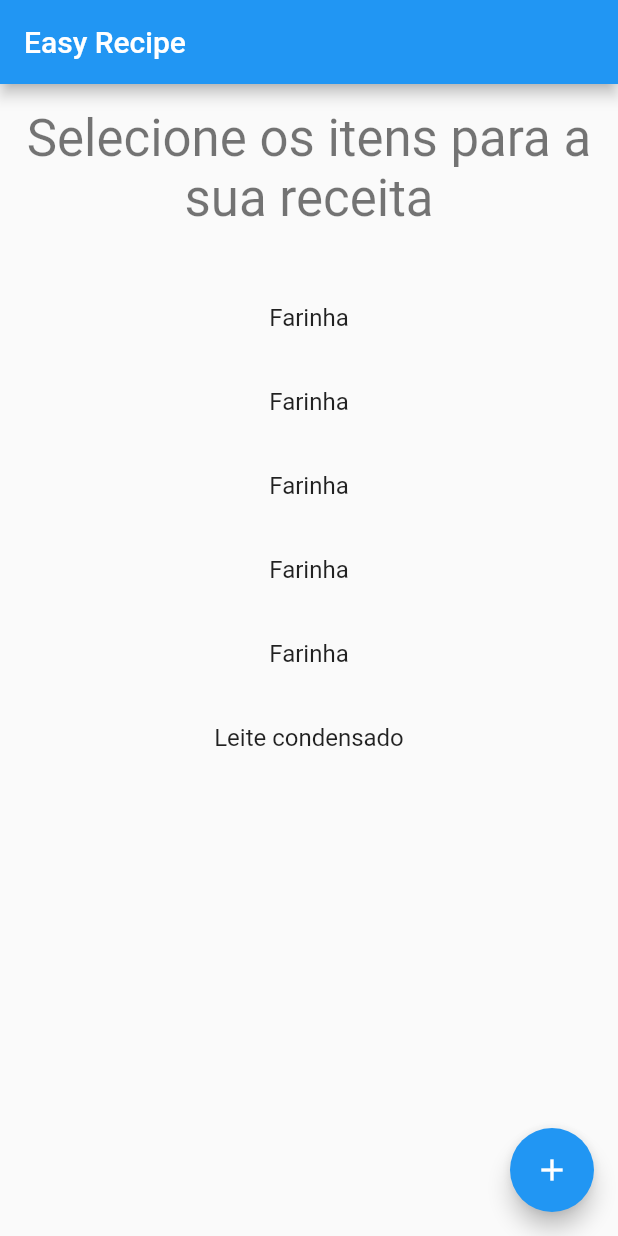
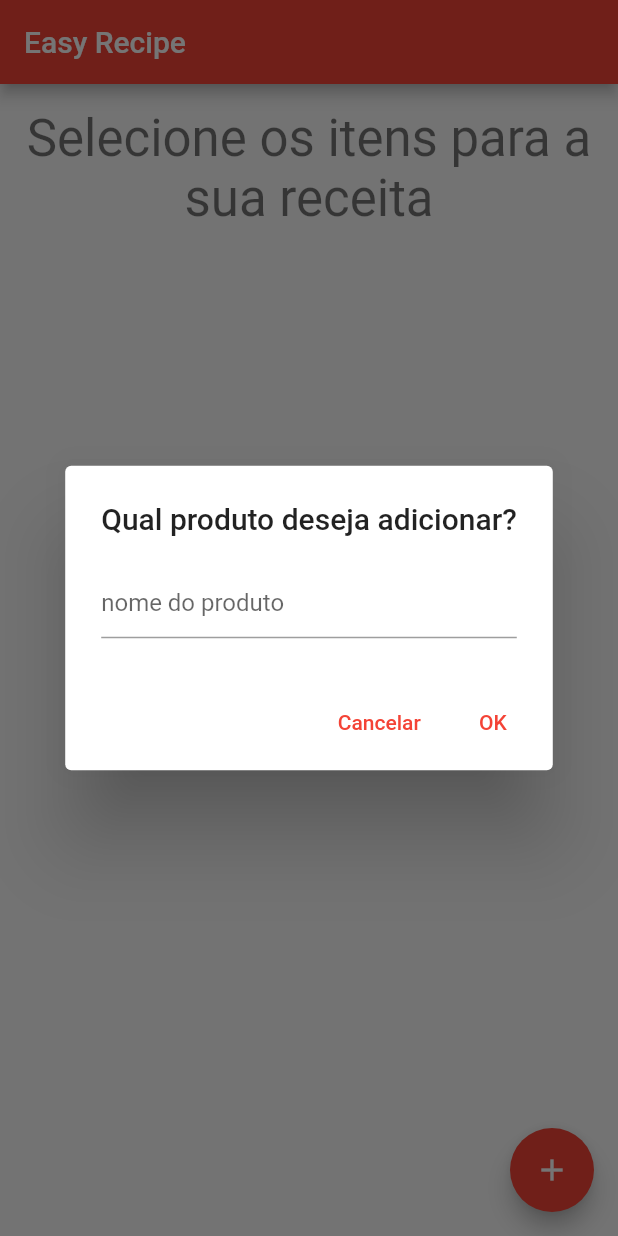
Before and after one commit to ApoloRossi/recipe, a Flutter app: the screen it shows after launch, after a tap on the "add" icon, on a phone screen of 412 x 824 dp. Run offline on Flutter 3.47's test engine with Material 2 defaults, Android fonts, the phone set to English and light mode, and no system bars.

Commit message:
feat: Exibicao de Dialog que insere um novo ingrediente na lista. Mudanca do tema para a cor vermelha.

```diff
--- a/lib/main.dart
+++ b/lib/main.dart
@@ -13,7 +13,7 @@ class MyApp extends StatelessWidget {
     return MaterialApp(
       title: 'Easy Recipe',
       theme: ThemeData(
-        primarySwatch: Colors.blue,
+        primarySwatch: Colors.red,
       ),
       home: const MyHomePage(title: 'Easy Recipe'),
     );
--- a/lib/screens/ingredients_screen.dart
+++ b/lib/screens/ingredients_screen.dart
@@ -12,6 +12,8 @@ class _MyHomePageState extends State<MyHomePage> {
 
   List<String> ingredientList = List.empty(growable: true);
 
+  final TextEditingController _textFieldController = TextEditingController();
+
   @override
   void initState() {
     // TODO: implement initState
@@ -21,11 +23,11 @@ class _MyHomePageState extends State<MyHomePage> {
 
   void fetchIngredientFromDataBase() {
     //TODO: Fetch from Database
-    for(int i = 0; i < 5; i++) {
+    /*for(int i = 0; i < 15; i++) {
       ingredientList.add(
           'Farinha'
       );
-    }
+    }*/
   }
 
   List<Widget> _provideWidgetItems() {
@@ -38,10 +40,41 @@ class _MyHomePageState extends State<MyHomePage> {
     return widgets;
   }
 
-  void _addNewIngredient() {
-    setState(() {
-      ingredientList.add("Leite condensado");
-    });
+  Future<void> _displayTextInputDialog(BuildContext context) async {
+    return showDialog(
+        context: context,
+        builder: (context) {
+          return AlertDialog(
+            title: Text('Qual produto deseja adicionar?'),
+            content: TextField(
+              controller: _textFieldController,
+              decoration: InputDecoration(hintText: "nome do produto"),
+            ),
+            actions: <Widget>[
+              TextButton(
+                child: Text('Cancelar'),
+                onPressed: () {
+                  setState(() {
+                    Navigator.pop(context);
+                  });
+                },
+              ),
+              TextButton(
+                /*color: Colors.green,
+                textColor: Colors.white,*/
+                child: Text('OK'),
+                onPressed: () {
+                  setState(() {
+                    ingredientList.add(_textFieldController.text);
+                    _textFieldController.clear();
+                    Navigator.pop(context);
+                  });
+                },
+              ),
+
+            ],
+          );
+        });
   }
 
   @override
@@ -71,7 +104,9 @@ class _MyHomePageState extends State<MyHomePage> {
         ),
       ),
       floatingActionButton: FloatingActionButton(
-        onPressed: _addNewIngredient,
+        onPressed: () {
+          _displayTextInputDialog(context);
+        },
         tooltip: 'Increment',
         child: const Icon(Icons.add),
       ), // This trailing comma makes auto-formatting nicer for build methods.
```
